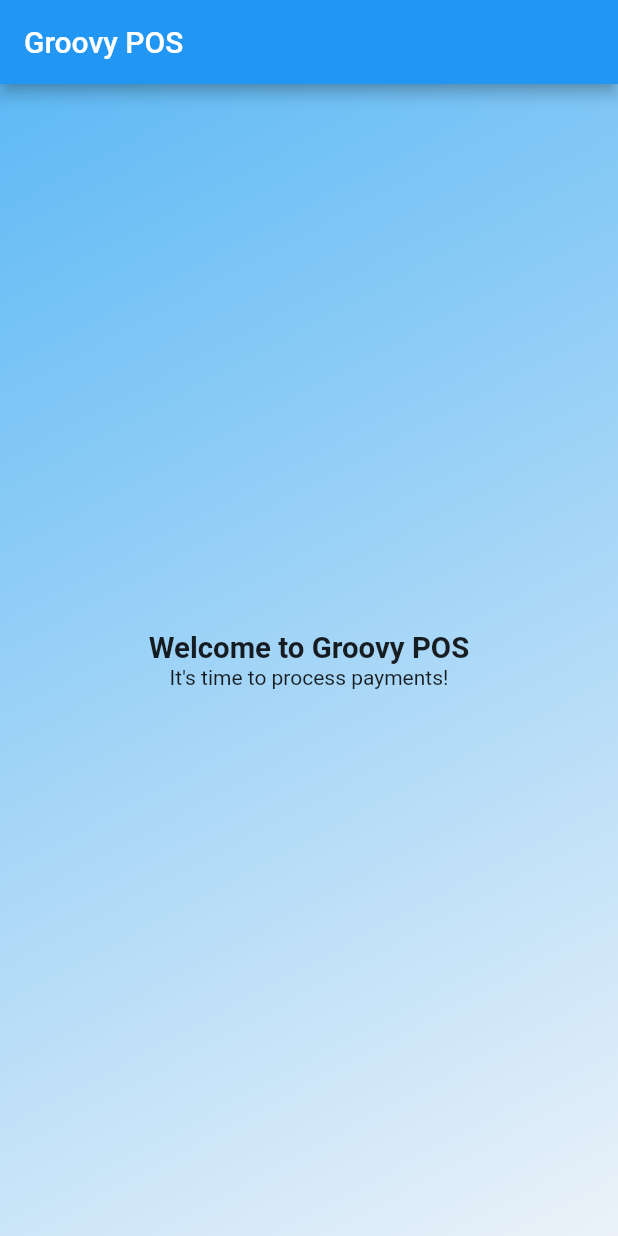
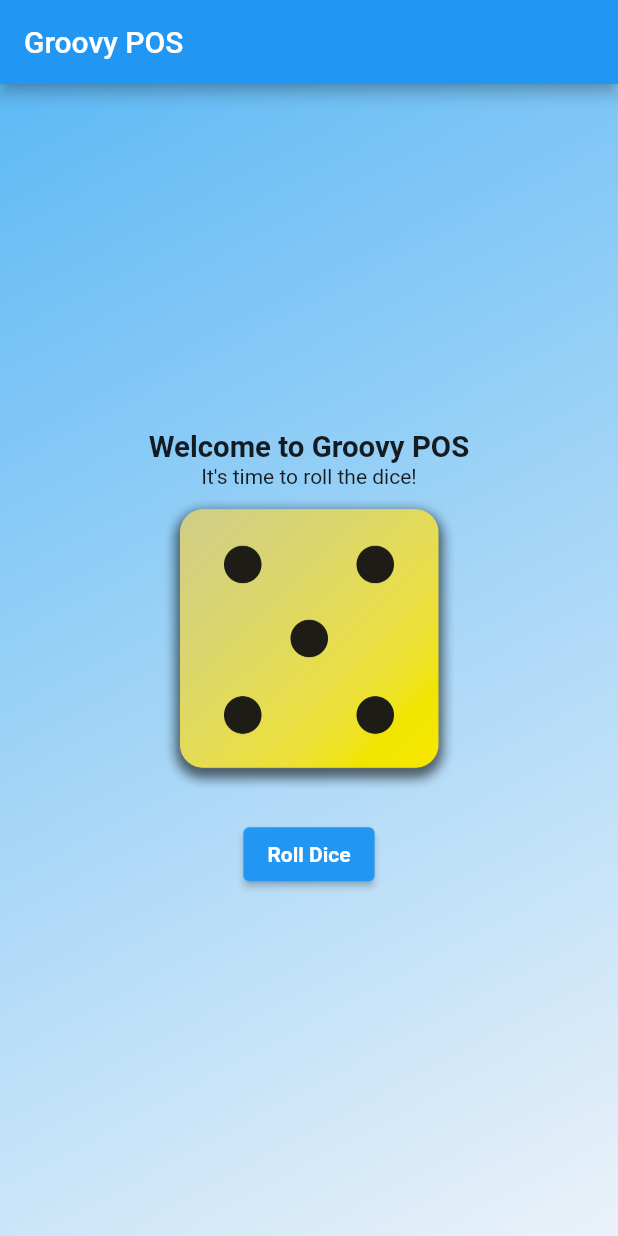
Before and after one commit to HelloImKevo/FlutterFirstApp, a Flutter app: the screen it shows after launch, on a phone screen of 412 x 824 dp. Run offline on Flutter 3.47's test engine with Material 2 defaults, Android fonts, the phone set to English and light mode, and no system bars.

Commit message:
Add dice-rolling UI using a Stateful Widget

```diff
--- a/app/lib/body_text.dart
+++ b/app/lib/body_text.dart
@@ -14,7 +14,7 @@ class BodyText extends StatelessWidget {
             style: TextStyle(fontWeight: FontWeight.bold),
             textScaleFactor: 1.4,
           ),
-          Text('It\'s time to process payments!'),
+          Text('It\'s time to roll the dice!'),
         ],
       ),
     );
--- /dev/null
+++ b/app/lib/dice_roller.dart
@@ -0,0 +1,62 @@
+import 'dart:math';
+
+import 'package:flutter/material.dart';
+
+import 'body_text.dart';
+
+final randomizer = Random();
+
+class DiceRoller extends StatefulWidget {
+  const DiceRoller({super.key});
+
+  @override
+  State<StatefulWidget> createState() {
+    return _DiceRollerState();
+  }
+}
+
+class _DiceRollerState extends State<DiceRoller> {
+  int diceNumber = 1;
+
+  @override
+  Widget build(BuildContext context) {
+    diceNumber = randomDiceNumber();
+
+    return Column(
+      mainAxisAlignment: MainAxisAlignment.center,
+      mainAxisSize: MainAxisSize.max,
+      children: [
+        const BodyText(),
+        Image.asset(
+          "assets/images/dice-$diceNumber.png",
+          width: 200,
+        ),
+        const SizedBox(height: 20),
+        ElevatedButton(
+          onPressed: onRollDiceClick,
+          style: TextButton.styleFrom(
+            padding: const EdgeInsets.only(left: 16, right: 16),
+            foregroundColor: Colors.white,
+            textStyle: const TextStyle(fontWeight: FontWeight.bold),
+          ),
+          child: const Text('Roll Dice'),
+        ),
+      ],
+    );
+  }
+
+  int randomDiceNumber() {
+    return randomizer.nextInt(6) + 1;
+  }
+
+  void onRollDiceClick() {
+    diceNumber = randomDiceNumber();
+
+    // ignore: avoid_print
+    print("You clicked the button. Dice number is now: $diceNumber");
+
+    setState(() {
+      diceNumber;
+    });
+  }
+}
--- a/app/lib/gradient_container.dart
+++ b/app/lib/gradient_container.dart
@@ -1,23 +1,23 @@
-import 'package:app/body_text.dart';
+import 'package:app/dice_roller.dart';
 import 'package:flutter/material.dart';
 
 class GradientContainer extends StatelessWidget {
-  const GradientContainer({super.key});
+  const GradientContainer(this.color1, this.color2, {super.key});
+
+  final Color color1;
+  final Color color2;
 
   @override
   Widget build(BuildContext context) {
     return Container(
-      decoration: const BoxDecoration(
+      decoration: BoxDecoration(
         gradient: LinearGradient(
-          colors: [
-            Color.fromARGB(255, 94, 185, 245),
-            Color.fromARGB(255, 235, 242, 249)
-          ],
+          colors: [color1, color2],
           begin: Alignment.topLeft,
           end: Alignment.bottomRight,
         ),
       ),
-      child: const BodyText(),
+      child: const DiceRoller(),
     );
   }
 }
--- a/app/lib/main.dart
+++ b/app/lib/main.dart
@@ -20,7 +20,10 @@ class MyApp extends StatelessWidget {
         appBar: AppBar(
           title: Text(getTitle()),
         ),
-        body: const GradientContainer(),
+        body: const GradientContainer(
+          Color.fromARGB(255, 94, 185, 245),
+          Color.fromARGB(255, 235, 242, 249),
+        ),
       ),
     );
   }
```
Also changed, not shown: app/pubspec.yaml (+7 -3 lines), app/assets/images/dice-1.png (added), app/assets/images/dice-2.png (added), app/assets/images/dice-3.png (added), app/assets/images/dice-4.png (added), app/assets/images/dice-5.png (added), app/assets/images/dice-6.png (added).
